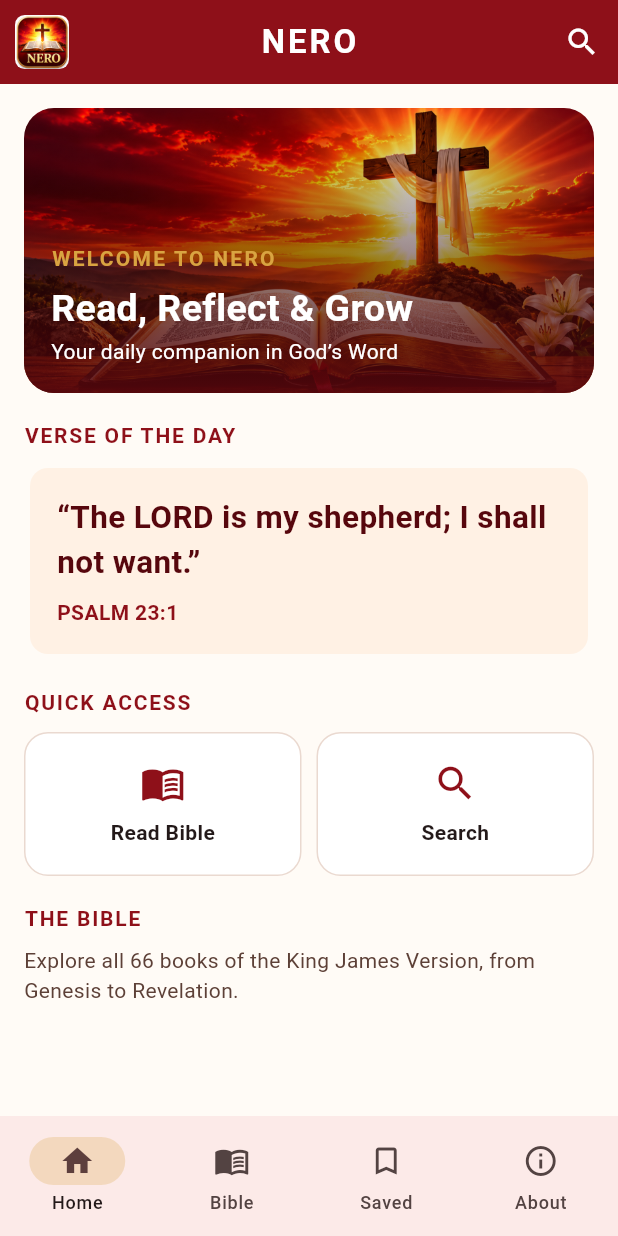
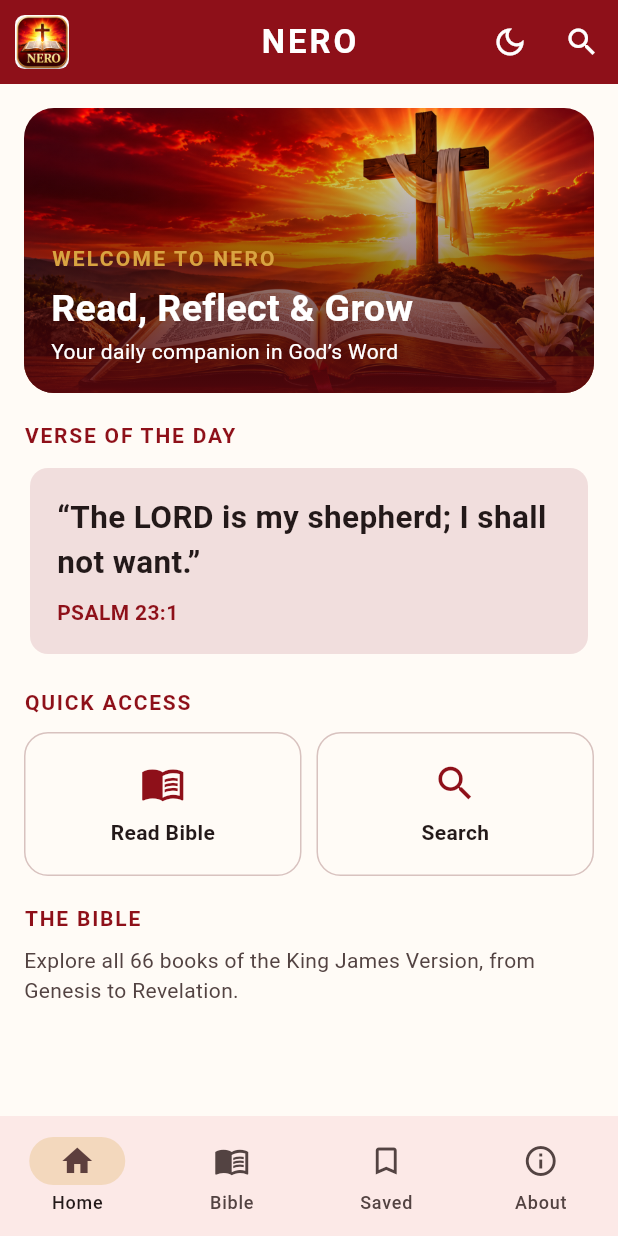
Before and after one commit to NeroBank/Nero, a Flutter app: the screen it shows after launch, on a phone screen of 412 x 824 dp. Run offline on Flutter 3.47's test engine with Material 3 defaults, Android fonts, the phone set to English and light mode, and no system bars; our stand-ins replace shared_preferences.

Commit message:
Add files via upload

```diff
--- a/lib/main.dart
+++ b/lib/main.dart
@@ -7,6 +7,9 @@ const Color wine = Color(0xFF8E1019);
 const Color deepWine = Color(0xFF57070D);
 const Color gold = Color(0xFFD9A441);
 const Color paper = Color(0xFFFFFBF6);
+const Color darkBackground = Color(0xFF171315);
+const Color darkSurface = Color(0xFF251D20);
+const Color darkText = Color(0xFFF5EDEF);
 
 const List<String> bibleBooks = [
   'Genesis','Exodus','Leviticus','Numbers','Deuteronomy','Joshua','Judges','Ruth',
@@ -25,22 +28,73 @@ Future<void> main() async {
   runApp(const NeroApp());
 }
 
-class NeroApp extends StatelessWidget {
+class NeroApp extends StatefulWidget {
   const NeroApp({super.key});
   @override
-  Widget build(BuildContext context) => MaterialApp(
-    title: 'NERO', debugShowCheckedModeBanner: false,
-    theme: ThemeData(
-      useMaterial3: true, scaffoldBackgroundColor: paper,
-      colorScheme: ColorScheme.fromSeed(seedColor: wine, primary: wine, secondary: gold),
+  State<NeroApp> createState() => _NeroAppState();
+}
+
+class _NeroAppState extends State<NeroApp> {
+  ThemeMode _themeMode = ThemeMode.light;
+
+  @override
+  void initState() {
+    super.initState();
+    _loadTheme();
+  }
+
+  Future<void> _loadTheme() async {
+    final prefs = await SharedPreferences.getInstance();
+    final saved = prefs.getString('nero_theme_mode');
+    if (!mounted) return;
+    setState(() => _themeMode = saved == 'dark' ? ThemeMode.dark : ThemeMode.light);
+  }
+
+  Future<void> _toggleTheme() async {
+    final next = _themeMode == ThemeMode.dark ? ThemeMode.light : ThemeMode.dark;
+    setState(() => _themeMode = next);
+    final prefs = await SharedPreferences.getInstance();
+    await prefs.setString('nero_theme_mode', next == ThemeMode.dark ? 'dark' : 'light');
+  }
+
+  ThemeData _lightTheme() => ThemeData(
+    useMaterial3: true,
+    brightness: Brightness.light,
+    scaffoldBackgroundColor: paper,
+    colorScheme: ColorScheme.fromSeed(seedColor: wine, primary: wine, secondary: gold, brightness: Brightness.light).copyWith(surface: paper),
     appBarTheme: const AppBarTheme(backgroundColor: wine, foregroundColor: Colors.white, centerTitle: true),
+    navigationBarTheme: const NavigationBarThemeData(backgroundColor: Color(0xFFFCE9E7), indicatorColor: Color(0xFFF5D8B4)),
     inputDecorationTheme: InputDecorationTheme(
       filled: true, fillColor: const Color(0xFFF8F1EC),
       border: OutlineInputBorder(borderRadius: BorderRadius.circular(16), borderSide: BorderSide.none),
       contentPadding: const EdgeInsets.symmetric(horizontal: 16, vertical: 16),
     ),
+  );
+
+  ThemeData _darkTheme() => ThemeData(
+    useMaterial3: true,
+    brightness: Brightness.dark,
+    scaffoldBackgroundColor: darkBackground,
+    colorScheme: ColorScheme.fromSeed(seedColor: wine, primary: const Color(0xFFFF8A91), secondary: gold, brightness: Brightness.dark).copyWith(surface: darkSurface, onSurface: darkText),
+    appBarTheme: const AppBarTheme(backgroundColor: Color(0xFF690C15), foregroundColor: Colors.white, centerTitle: true),
+    navigationBarTheme: const NavigationBarThemeData(backgroundColor: Color(0xFF281C20), indicatorColor: Color(0xFF57333A)),
+    inputDecorationTheme: InputDecorationTheme(
+      filled: true, fillColor: const Color(0xFF33282C),
+      hintStyle: const TextStyle(color: Color(0xFFCCBFC3)),
+      border: OutlineInputBorder(borderRadius: BorderRadius.circular(16), borderSide: BorderSide.none),
+      contentPadding: const EdgeInsets.symmetric(horizontal: 16, vertical: 16),
     ),
-    home: const NeroHome(),
+    cardTheme: const CardThemeData(color: darkSurface),
+  );
+
+  @override
+  Widget build(BuildContext context) => MaterialApp(
+    title: 'NERO',
+    debugShowCheckedModeBanner: false,
+    theme: _lightTheme(),
+    darkTheme: _darkTheme(),
+    themeMode: _themeMode,
+    home: NeroHome(isDarkMode: _themeMode == ThemeMode.dark, onToggleTheme: _toggleTheme),
   );
 }
 
@@ -55,7 +109,9 @@ class NeroMark extends StatelessWidget {
 }
 
 class NeroHome extends StatefulWidget {
-  const NeroHome({super.key});
+  final bool isDarkMode;
+  final VoidCallback onToggleTheme;
+  const NeroHome({super.key, required this.isDarkMode, required this.onToggleTheme});
   @override
   State<NeroHome> createState() => _NeroHomeState();
 }
@@ -71,7 +127,10 @@ class _NeroHomeState extends State<NeroHome> {
       appBar: AppBar(
         leading: const Padding(padding: EdgeInsets.all(10), child: NeroMark(size: 36)),
         title: const Text('NERO', style: TextStyle(fontWeight: FontWeight.bold, letterSpacing: 2)),
-        actions: [IconButton(onPressed: () => showSearch(context: context, delegate: BibleSearchDelegate()), icon: const Icon(Icons.search), tooltip: 'Search the Bible')],
+        actions: [
+          IconButton(onPressed: widget.onToggleTheme, icon: Icon(widget.isDarkMode ? Icons.light_mode_outlined : Icons.dark_mode_outlined), tooltip: widget.isDarkMode ? 'Switch to light mode' : 'Switch to dark mode'),
+          IconButton(onPressed: () => showSearch(context: context, delegate: BibleSearchDelegate()), icon: const Icon(Icons.search), tooltip: 'Search the Bible'),
+        ],
       ),
       body: IndexedStack(index: tab, children: pages),
       bottomNavigationBar: NavigationBar(
@@ -103,14 +162,14 @@ class _Dashboard extends StatelessWidget {
       ])),
     ])),
     const SizedBox(height: 18),
-    const Text('VERSE OF THE DAY', style: TextStyle(color: wine, fontWeight: FontWeight.bold, letterSpacing: 1.2)),
+    Text('VERSE OF THE DAY', style: TextStyle(color: Theme.of(context).colorScheme.primary, fontWeight: FontWeight.bold, letterSpacing: 1.2)),
     const SizedBox(height: 8),
-    Card(color: const Color(0xFFFFF1E4), elevation: 0, child: Padding(padding: const EdgeInsets.all(18), child: Column(crossAxisAlignment: CrossAxisAlignment.start, children: const [
-      Text('“The LORD is my shepherd; I shall not want.”', style: TextStyle(fontSize: 21, height: 1.45, fontWeight: FontWeight.w600, color: deepWine)),
-      SizedBox(height: 8), Text('PSALM 23:1', style: TextStyle(color: wine, fontWeight: FontWeight.bold)),
+    Card(color: Theme.of(context).colorScheme.surfaceContainerHighest, elevation: 0, child: Padding(padding: const EdgeInsets.all(18), child: Column(crossAxisAlignment: CrossAxisAlignment.start, children: [
+      Text('“The LORD is my shepherd; I shall not want.”', style: TextStyle(fontSize: 21, height: 1.45, fontWeight: FontWeight.w600, color: Theme.of(context).colorScheme.onSurface)),
+      const SizedBox(height: 8), Text('PSALM 23:1', style: TextStyle(color: Theme.of(context).colorScheme.primary, fontWeight: FontWeight.bold)),
     ]))),
     const SizedBox(height: 18),
-    const Text('QUICK ACCESS', style: TextStyle(color: wine, fontWeight: FontWeight.bold, letterSpacing: 1.2)),
+    Text('QUICK ACCESS', style: TextStyle(color: Theme.of(context).colorScheme.primary, fontWeight: FontWeight.bold, letterSpacing: 1.2)),
     const SizedBox(height: 10),
     Row(children: [
       Expanded(child: _QuickTile(icon: Icons.menu_book, title: 'Read Bible', onTap: onRead)),
@@ -118,9 +177,9 @@ class _Dashboard extends StatelessWidget {
       Expanded(child: _QuickTile(icon: Icons.search, title: 'Search', onTap: () => showSearch(context: context, delegate: BibleSearchDelegate()))),
     ]),
     const SizedBox(height: 18),
-    const Text('THE BIBLE', style: TextStyle(color: wine, fontWeight: FontWeight.bold, letterSpacing: 1.2)),
+    Text('THE BIBLE', style: TextStyle(color: Theme.of(context).colorScheme.primary, fontWeight: FontWeight.bold, letterSpacing: 1.2)),
     const SizedBox(height: 8),
-    Text('Explore all 66 books of the King James Version, from Genesis to Revelation.', style: TextStyle(color: Colors.brown.shade700, height: 1.4)),
+    Text('Explore all 66 books of the King James Version, from Genesis to Revelation.', style: TextStyle(color: Theme.of(context).colorScheme.onSurfaceVariant, height: 1.4)),
   ]);
 }
 
@@ -128,7 +187,7 @@ class _QuickTile extends StatelessWidget {
   final IconData icon; final String title; final VoidCallback onTap;
   const _QuickTile({required this.icon, required this.title, required this.onTap});
   @override
-  Widget build(BuildContext context) => InkWell(onTap: onTap, borderRadius: BorderRadius.circular(16), child: Container(padding: const EdgeInsets.all(18), decoration: BoxDecoration(color: Colors.white, borderRadius: BorderRadius.circular(16), border: Border.all(color: const Color(0xFFEAD9D0))), child: Column(children: [Icon(icon, color: wine, size: 30), const SizedBox(height: 8), Text(title, style: const TextStyle(fontWeight: FontWeight.bold))])));
+  Widget build(BuildContext context) => InkWell(onTap: onTap, borderRadius: BorderRadius.circular(16), child: Container(padding: const EdgeInsets.all(18), decoration: BoxDecoration(color: Theme.of(context).colorScheme.surface, borderRadius: BorderRadius.circular(16), border: Border.all(color: Theme.of(context).colorScheme.outlineVariant)), child: Column(children: [Icon(icon, color: Theme.of(context).colorScheme.primary, size: 30), const SizedBox(height: 8), Text(title, style: TextStyle(fontWeight: FontWeight.bold, color: Theme.of(context).colorScheme.onSurface))])));
 }
 
 class BibleLibrary extends StatefulWidget {
@@ -154,7 +213,7 @@ class _BibleLibraryState extends State<BibleLibrary> {
       ),
       Expanded(child: ListView.builder(itemCount: books.length, itemBuilder: (context, i) {
         final book = books[i];
-        return ListTile(leading: CircleAvatar(backgroundColor: wine.withOpacity(.1), child: const Icon(Icons.menu_book, color: wine)), title: Text(book, style: const TextStyle(fontWeight: FontWeight.w600)), subtitle: Text(bibleBooks.indexOf(book) < 39 ? 'Old Testament' : 'New Testament'), trailing: const Icon(Icons.chevron_right), onTap: () => Navigator.push(context, MaterialPageRoute(builder: (_) => ChapterPicker(book: book))));
+        return ListTile(leading: CircleAvatar(backgroundColor: Theme.of(context).colorScheme.primaryContainer, child: Icon(Icons.menu_book, color: Theme.of(context).colorScheme.primary)), title: Text(book, style: const TextStyle(fontWeight: FontWeight.w600)), subtitle: Text(bibleBooks.indexOf(book) < 39 ? 'Old Testament' : 'New Testament'), trailing: const Icon(Icons.chevron_right), onTap: () => Navigator.push(context, MaterialPageRoute(builder: (_) => ChapterPicker(book: book))));
       })),
     ]);
   }
@@ -176,7 +235,7 @@ class ChapterPicker extends StatelessWidget {
     body: FutureBuilder<int>(future: count(), builder: (context, snap) {
       if (snap.hasError) return const Center(child: Text('Bible data is unavailable. Please rebuild the app.'));
       if (!snap.hasData) return const Center(child: CircularProgressIndicator());
-      return GridView.builder(padding: const EdgeInsets.all(20), gridDelegate: const SliverGridDelegateWithFixedCrossAxisCount(crossAxisCount: 5, crossAxisSpacing: 12, mainAxisSpacing: 12), itemCount: snap.data!, itemBuilder: (context, i) => InkWell(onTap: () => Navigator.push(context, MaterialPageRoute(builder: (_) => BibleReader(book: book, chapter: i + 1))), child: Container(decoration: BoxDecoration(color: Colors.white, borderRadius: BorderRadius.circular(14), border: Border.all(color: const Color(0xFFE8D6CD))), child: Center(child: Text('${i + 1}', style: const TextStyle(fontSize: 18, fontWeight: FontWeight.bold, color: wine))))));
+      return GridView.builder(padding: const EdgeInsets.all(20), gridDelegate: const SliverGridDelegateWithFixedCrossAxisCount(crossAxisCount: 5, crossAxisSpacing: 12, mainAxisSpacing: 12), itemCount: snap.data!, itemBuilder: (context, i) => InkWell(onTap: () => Navigator.push(context, MaterialPageRoute(builder: (_) => BibleReader(book: book, chapter: i + 1))), child: Container(decoration: BoxDecoration(color: Theme.of(context).colorScheme.surface, borderRadius: BorderRadius.circular(14), border: Border.all(color: Theme.of(context).colorScheme.outlineVariant)), child: Center(child: Text('${i + 1}', style: TextStyle(fontSize: 18, fontWeight: FontWeight.bold, color: Theme.of(context).colorScheme.primary))))));
     }),
   );
 }
@@ -230,9 +289,9 @@ class _BibleReaderState extends State<BibleReader> {
       return ListView.builder(padding: const EdgeInsets.fromLTRB(20, 18, 20, 40), itemCount: snap.data!.length, itemBuilder: (context, i) {
         final verse = snap.data![i];
         return Padding(padding: const EdgeInsets.only(bottom: 16), child: Row(crossAxisAlignment: CrossAxisAlignment.start, children: [
-          Padding(padding: const EdgeInsets.only(top: 3, right: 12), child: Text(verse.key, style: const TextStyle(color: wine, fontWeight: FontWeight.bold))),
-          Expanded(child: Text(verse.value, style: const TextStyle(fontSize: 19, height: 1.65, color: Color(0xFF34251F)))),
-          IconButton(visualDensity: VisualDensity.compact, onPressed: () => saveVerse(verse.key, verse.value), icon: const Icon(Icons.bookmark_add_outlined, color: wine, size: 20), tooltip: 'Save verse'),
+          Padding(padding: const EdgeInsets.only(top: 3, right: 12), child: Text(verse.key, style: TextStyle(color: Theme.of(context).colorScheme.primary, fontWeight: FontWeight.bold))),
+          Expanded(child: Text(verse.value, style: TextStyle(fontSize: 19, height: 1.65, color: Theme.of(context).colorScheme.onSurface))),
+          IconButton(visualDensity: VisualDensity.compact, onPressed: () => saveVerse(verse.key, verse.value), icon: Icon(Icons.bookmark_add_outlined, color: Theme.of(context).colorScheme.primary, size: 20), tooltip: 'Save verse'),
         ]));
       });
     }),
@@ -277,7 +336,7 @@ class _SavedVersesState extends State<SavedVerses> {
       if (!snap.hasData) return const Center(child: CircularProgressIndicator());
       final items = snap.data!;
       if (items.isEmpty) return const Center(child: Text('Your saved verses will appear here.'));
-      return ListView.builder(itemCount: items.length, itemBuilder: (context, i) => ListTile(leading: const Icon(Icons.bookmark, color: wine), title: Text(items[i]['reference']!), subtitle: Text(items[i]['text']!), trailing: IconButton(icon: const Icon(Icons.delete_outline), tooltip: 'Remove saved verse', onPressed: () => removeAt(i))));
+      return ListView.builder(itemCount: items.length, itemBuilder: (context, i) => ListTile(leading: Icon(Icons.bookmark, color: Theme.of(context).colorScheme.primary), title: Text(items[i]['reference']!), subtitle: Text(items[i]['text']!), trailing: IconButton(icon: const Icon(Icons.delete_outline), tooltip: 'Remove saved verse', onPressed: () => removeAt(i))));
     }),
   );
 }
@@ -287,11 +346,11 @@ class AboutPage extends StatelessWidget {
   @override
   Widget build(BuildContext context) => ListView(padding: const EdgeInsets.all(24), children: [
     const SizedBox(height: 24), const Center(child: NeroMark(size: 92)), const SizedBox(height: 16),
-    const Center(child: Text('NERO', style: TextStyle(fontSize: 28, fontWeight: FontWeight.bold, color: wine, letterSpacing: 2))),
+    Center(child: Text('NERO', style: TextStyle(fontSize: 28, fontWeight: FontWeight.bold, color: Theme.of(context).colorScheme.primary, letterSpacing: 2))),
     const Center(child: Text('Read, Reflect & Grow', style: TextStyle(fontSize: 16, fontStyle: FontStyle.italic))),
     const SizedBox(height: 24), const Text('NERO is an offline Bible reader containing the complete 66-book King James Version. Read, search, and save verses directly on your device.', textAlign: TextAlign.center, style: TextStyle(height: 1.6)),
-    const SizedBox(height: 16), const ListTile(leading: Icon(Icons.wifi_off, color: wine), title: Text('Works offline'), subtitle: Text('Bible reading and search do not require an internet connection after installation.')),
-    const ListTile(leading: Icon(Icons.bookmark, color: wine), title: Text('Saved on your device'), subtitle: Text('Your saved verses remain on this device.')),
+    const SizedBox(height: 16), ListTile(leading: Icon(Icons.wifi_off, color: Theme.of(context).colorScheme.primary), title: Text('Works offline'), subtitle: Text('Bible reading and search do not require an internet connection after installation.')),
+    ListTile(leading: Icon(Icons.bookmark, color: Theme.of(context).colorScheme.primary), title: Text('Saved on your device'), subtitle: Text('Your saved verses remain on this device.')),
   ]);
 }
 
@@ -313,7 +372,7 @@ class BibleSearchDelegate extends SearchDelegate<String> {
         if (hits.isEmpty) return const Center(child: Text('No matching verses found.'));
         return ListView.builder(itemCount: hits.length, itemBuilder: (context, i) {
           final hit = hits[i];
-          return ListTile(leading: const Icon(Icons.menu_book, color: wine), title: Text(hit.reference, style: const TextStyle(fontWeight: FontWeight.bold, color: wine)), subtitle: Text(hit.text, maxLines: 3, overflow: TextOverflow.ellipsis), onTap: () { close(context, hit.reference); Navigator.push(context, MaterialPageRoute(builder: (_) => BibleReader(book: hit.book, chapter: hit.chapter))); });
+          return ListTile(leading: Icon(Icons.menu_book, color: Theme.of(context).colorScheme.primary), title: Text(hit.reference, style: TextStyle(fontWeight: FontWeight.bold, color: Theme.of(context).colorScheme.primary)), subtitle: Text(hit.text, maxLines: 3, overflow: TextOverflow.ellipsis), onTap: () { close(context, hit.reference); Navigator.push(context, MaterialPageRoute(builder: (_) => BibleReader(book: hit.book, chapter: hit.chapter))); });
         });
       },
     );
```
Lines whose indentation alone changed are shown as unchanged.
